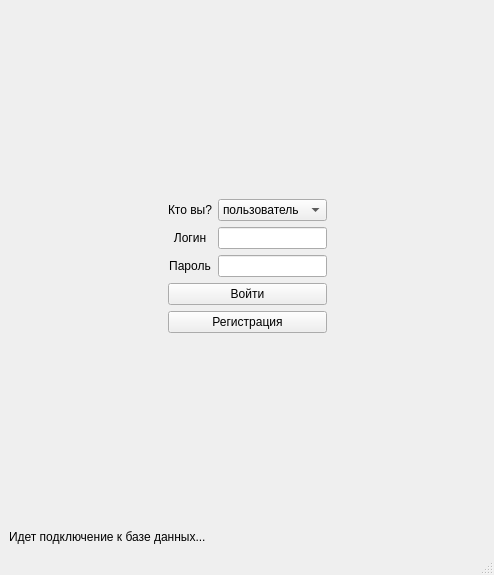
Qt form final_version/transport_services/login.ui (nexza78/course_work) before a commit.
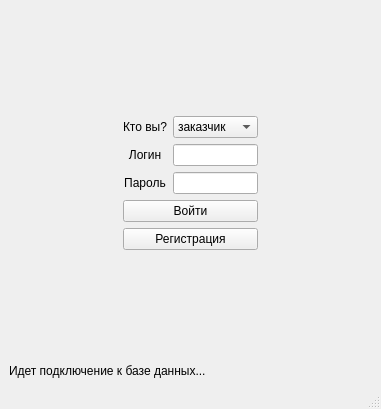
The same form after that commit. Icons and pictures are not drawn.

```diff
--- a/final_version/transport_services/login.ui
+++ b/final_version/transport_services/login.ui
@@ -6,8 +6,8 @@
    <rect>
     <x>0</x>
     <y>0</y>
-    <width>494</width>
-    <height>575</height>
+    <width>381</width>
+    <height>409</height>
    </rect>
   </property>
   <property name="windowTitle">
@@ -189,7 +189,7 @@
         </property>
         <item>
          <property name="text">
-          <string>пользователь</string>
+          <string>заказчик</string>
          </property>
         </item>
         <item>
```
Left out of the diff: 8 changed lines with no effect on the pictures.
